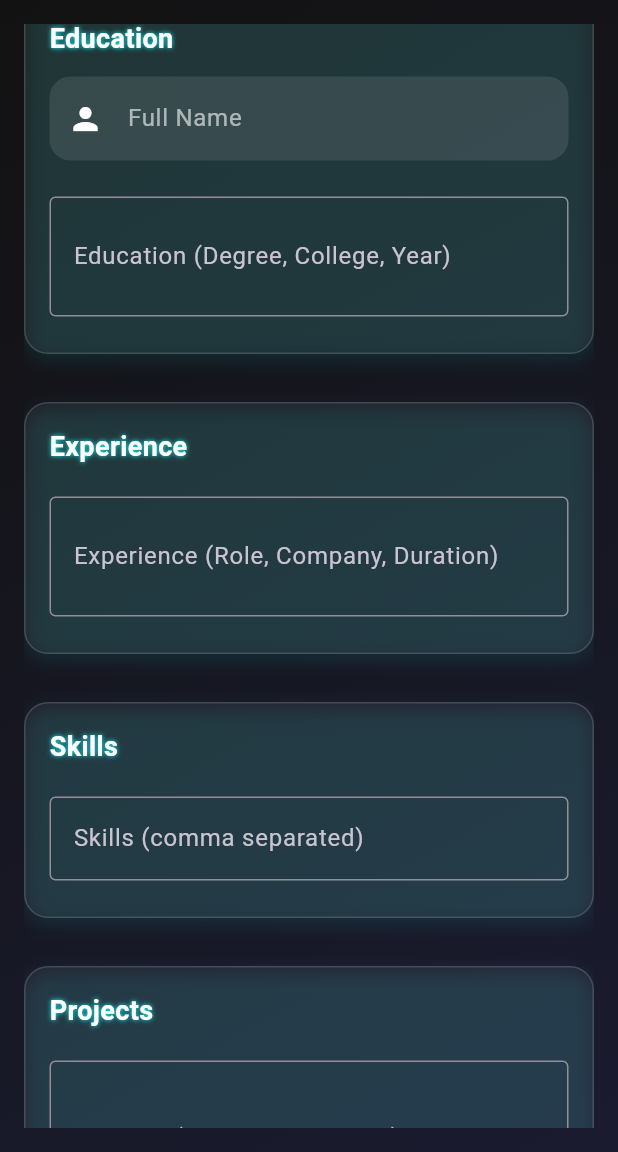
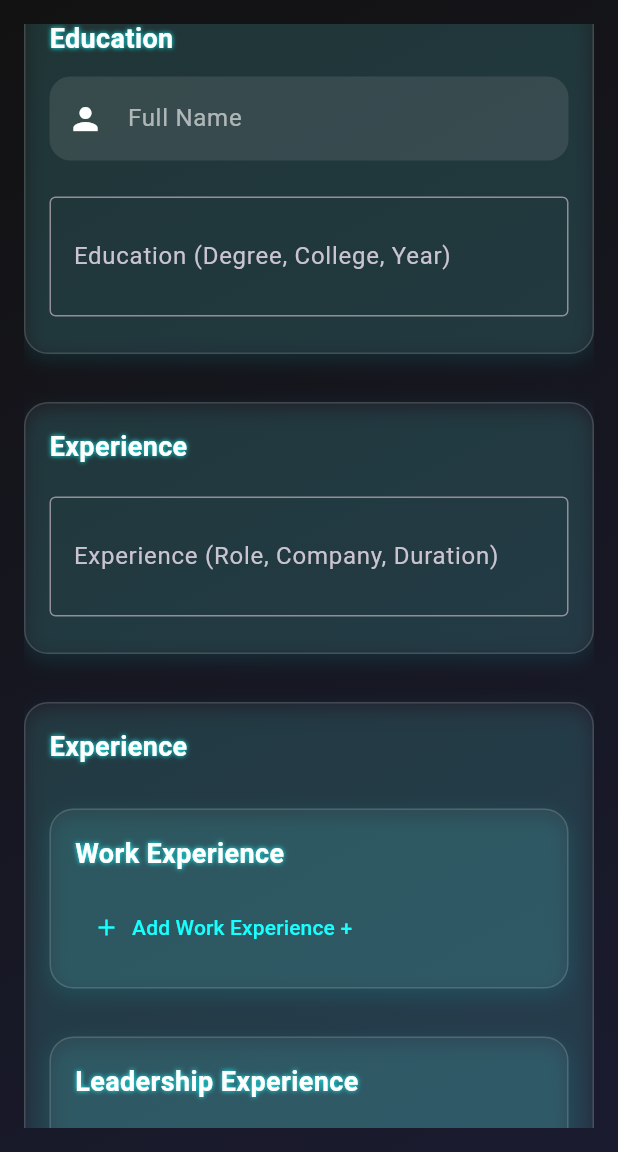
Before and after one commit to arrohisrivastava0/SynthCV, a Flutter app: the ManualResumeForm screen opened directly, scrolled down 1152 dp, on a phone screen of 412 x 824 dp, the part 84-1236 px from its top. Run offline on Flutter 3.47's test engine with Material 3 defaults, Android fonts, the phone set to English and light mode, and no system bars; our stand-ins replace file_picker, google_sign_in, hive, supabase_flutter; accounts and stored records are empty; Roboto replaces fonts that are missing (Montserrat).

Commit message:
Improved UI

```diff
--- a/lib/resume/manual_resume_form.dart
+++ b/lib/resume/manual_resume_form.dart
@@ -2,6 +2,7 @@ import 'package:flutter/material.dart';
 import 'package:supabase_flutter/supabase_flutter.dart';
 import 'package:synthcv/widget/buildInputField.dart';
 import 'package:synthcv/widget/dynamic_education_section.dart';
+import 'package:synthcv/widget/dynamic_experience_section.dart';
 
 class ManualResumeForm extends StatefulWidget {
   const ManualResumeForm({super.key});
@@ -96,6 +97,7 @@ class _ManualResumeFormState extends State<ManualResumeForm> {
                 _section("Experience", [
                   textField(experienceController, 'Experience (Role, Company, Duration)', maxLines: 2),
                 ]),
+                _section("Experience", [ExperienceSection()]),
                 _section("Skills", [
                   textField(skillsController, 'Skills (comma separated)'),
                 ]),
```
